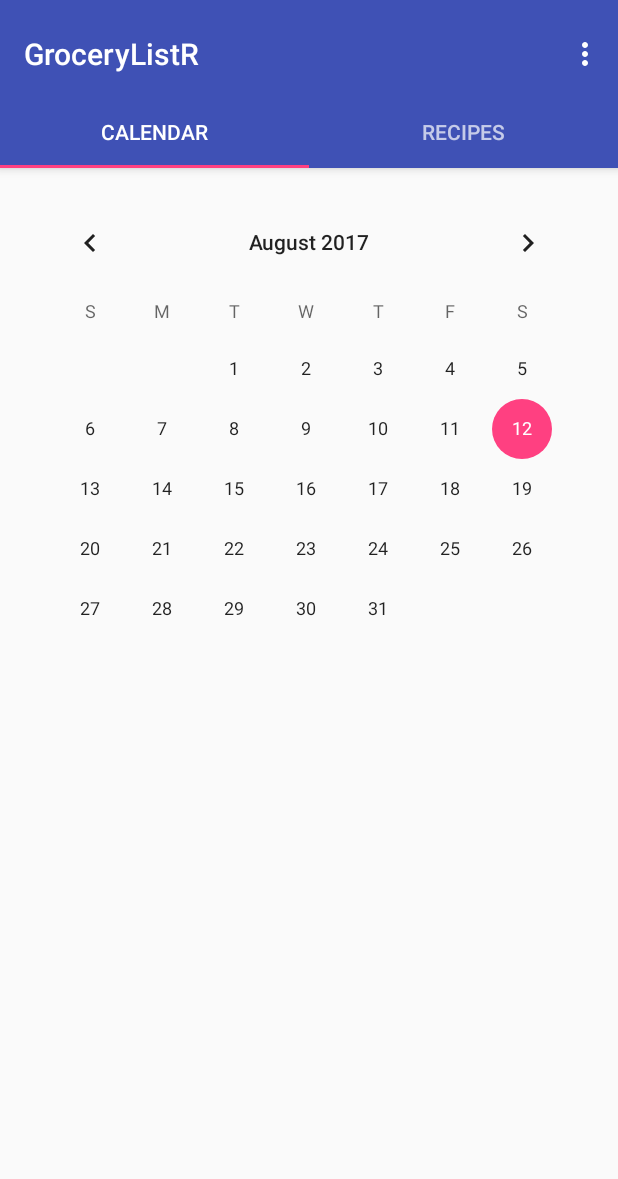
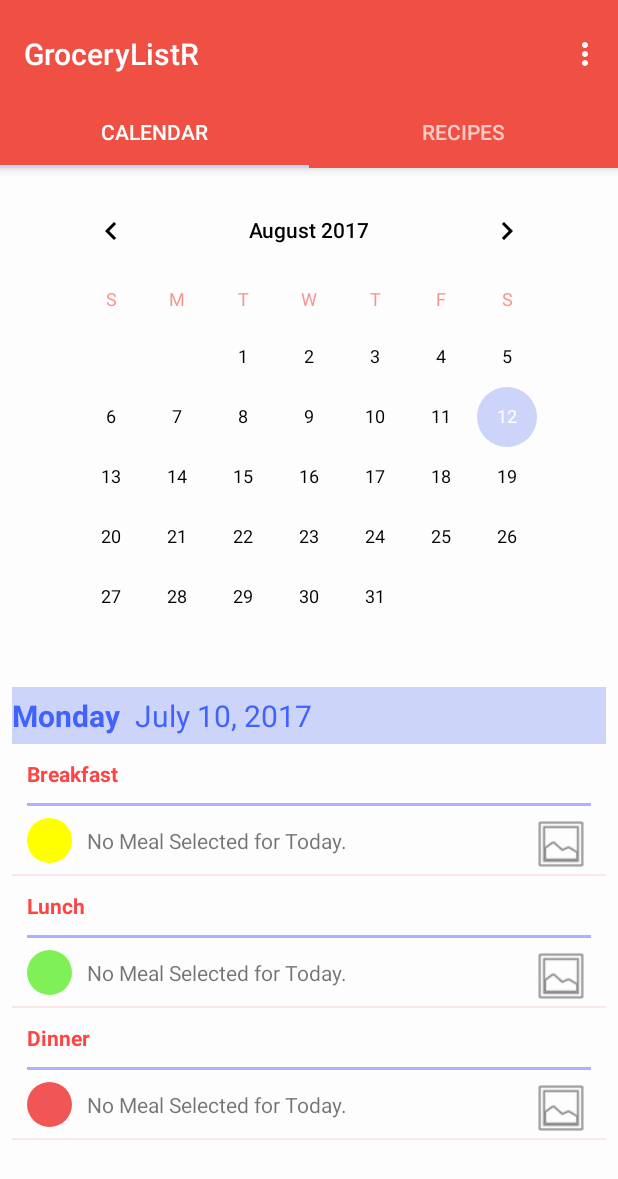
Before and after one commit to tk4218/GroceryListR, an Android app: the screen it shows after launch (MainActivity), on a phone screen of 412 x 824 dp. Shown: the top 1179 px of the screen. Run offline under Robolectric (Android 15) with nearby library versions, the light colour scheme and no system bars.

Commit message:
Changes to recipe and calendar fragments.

```diff
--- a/app/build.gradle
+++ b/app/build.gradle
@@ -2,7 +2,7 @@ apply plugin: 'com.android.application'
 
 android {
     compileSdkVersion 23
-    buildToolsVersion "23.0.2"
+    buildToolsVersion '25.0.0'
 
     defaultConfig {
         applicationId "com.tk4218.grocerylistr"
--- /dev/null
+++ b/app/src/main/java/com/tk4218/grocerylistr/Adapters/CalendarMealAdapter.java
@@ -0,0 +1,73 @@
+package com.tk4218.grocerylistr.Adapters;
+
+import android.content.Context;
+import android.view.LayoutInflater;
+import android.view.View;
+import android.view.ViewGroup;
+import android.widget.BaseAdapter;
+import android.widget.ImageView;
+import android.widget.TextView;
+
+import com.tk4218.grocerylistr.R;
+
+import java.util.ArrayList;
+import java.util.HashMap;
+
+/**
+ * Created by Tk4218 on 8/11/2017.
+ */
+
+public class CalendarMealAdapter extends BaseAdapter {
+
+    private Context mContext;
+    private HashMap<Integer,ArrayList<String>> mCalendarMeals;
+
+    public  CalendarMealAdapter(Context context, HashMap<Integer, ArrayList<String>> calendarMeals){
+        mContext = context;
+        mCalendarMeals = calendarMeals;
+    }
+    @Override
+    public int getCount() {
+        return mCalendarMeals.size();
+    }
+
+    @Override
+    public Object getItem(int position) {
+        return null;
+    }
+
+    @Override
+    public long getItemId(int position) {
+        return 0;
+    }
+
+    @Override
+    public View getView(int position, View convertView, ViewGroup parent) {
+        if (convertView == null){
+            LayoutInflater inflater = (LayoutInflater) mContext.getSystemService(Context.LAYOUT_INFLATER_SERVICE);
+            convertView = inflater.inflate(R.layout.listview_calendar_meals, null);
+        }
+
+        TextView recipeType = (TextView) convertView.findViewById(R.id.calendar_meal_type);
+        recipeType.setText(mCalendarMeals.get(position).get(0));
+
+        TextView recipeName = (TextView) convertView.findViewById(R.id.calendar_recipe_meal);
+        recipeName.setText("No Meal Selected for Today.");
+
+        ImageView recipeTypeImage = (ImageView) convertView.findViewById(R.id.calendar_meal_type_image);
+
+        switch(position){
+            case 0:
+                recipeTypeImage.setImageResource(R.drawable.image_breakfast);
+                break;
+            case 1:
+                recipeTypeImage.setImageResource(R.drawable.image_lunch);
+                break;
+            case 2:
+                recipeTypeImage.setImageResource(R.drawable.image_dinner);
+                break;
+        }
+
+        return convertView;
+    }
+}
--- /dev/null
+++ b/app/src/main/java/com/tk4218/grocerylistr/Adapters/RecipeAdapter.java
@@ -0,0 +1,54 @@
+package com.tk4218.grocerylistr.Adapters;
+
+import android.content.Context;
+import android.view.LayoutInflater;
+import android.view.View;
+import android.view.ViewGroup;
+import android.widget.BaseAdapter;
+import android.widget.TextView;
+
+import com.tk4218.grocerylistr.Model.Recipe;
+import com.tk4218.grocerylistr.R;
+
+import java.util.ArrayList;
+
+/**
+ * Created by Tk4218 on 8/11/2017.
+ */
+
+public class RecipeAdapter extends BaseAdapter {
+    private Context mContext;
+    private ArrayList<Recipe> mRecipes;
+
+    public RecipeAdapter(Context context, ArrayList<Recipe> recipes){
+        mContext = context;
+        mRecipes = recipes;
+    }
+
+    @Override
+    public int getCount() {
+        return mRecipes.size();
+    }
+
+    @Override
+    public Object getItem(int position) {
+        return mRecipes.get(position);
+    }
+
+    @Override
+    public long getItemId(int position) {
+        return 0;
+    }
+
+    @Override
+    public View getView(int position, View convertView, ViewGroup parent) {
+        if (convertView == null){
+            LayoutInflater inflater = (LayoutInflater) mContext.getSystemService(Context.LAYOUT_INFLATER_SERVICE);
+            convertView = inflater.inflate(R.layout.gridview_recipe_, null);
+        }
+
+        TextView recipeName = (TextView) convertView.findViewById(R.id.gridRecipeName);
+        recipeName.setText(mRecipes.get(position).getRecipeName());
+        return convertView;
+    }
+}
--- a/app/src/main/java/com/tk4218/grocerylistr/Fragments/CalendarFragment.java
+++ b/app/src/main/java/com/tk4218/grocerylistr/Fragments/CalendarFragment.java
@@ -5,9 +5,14 @@ import android.support.v4.app.Fragment;
 import android.view.LayoutInflater;
 import android.view.View;
 import android.view.ViewGroup;
+import android.widget.ListView;
 import android.widget.TextView;
 
+import com.tk4218.grocerylistr.Adapters.CalendarMealAdapter;
 import com.tk4218.grocerylistr.R;
+
+import java.util.ArrayList;
+import java.util.HashMap;
 
 public  class CalendarFragment extends Fragment {
     /**
@@ -35,6 +40,25 @@ public  class CalendarFragment extends Fragment {
     public View onCreateView(LayoutInflater inflater, ViewGroup container,
                              Bundle savedInstanceState) {
         View rootView = inflater.inflate(R.layout.fragment_calendar, container, false);
+
+        ListView calendarMeals = (ListView) rootView.findViewById(R.id.listView);
+
+        HashMap<Integer, ArrayList<String>> meals = new HashMap<Integer, ArrayList<String>>();
+
+        ArrayList<String> breakfast = new ArrayList<String>();
+        ArrayList<String> lunch = new ArrayList<String>();
+        ArrayList<String> dinner = new ArrayList<String>();
+
+        breakfast.add("Breakfast");
+        lunch.add("Lunch");
+        dinner.add("Dinner");
+
+        meals.put(0, breakfast);
+        meals.put(1, lunch);
+        meals.put(2, dinner);
+
+        CalendarMealAdapter calendarMealAdapter = new CalendarMealAdapter(getContext(), meals);
+        calendarMeals.setAdapter(calendarMealAdapter);
         return rootView;
     }
 }
--- a/app/src/main/java/com/tk4218/grocerylistr/Fragments/RecipeFragment.java
+++ b/app/src/main/java/com/tk4218/grocerylistr/Fragments/RecipeFragment.java
@@ -7,8 +7,16 @@ import android.support.v4.app.Fragment;
 import android.view.LayoutInflater;
 import android.view.View;
 import android.view.ViewGroup;
+import android.widget.GridView;
 import android.widget.TextView;
+
+import com.tk4218.grocerylistr.Adapters.RecipeAdapter;
+import com.tk4218.grocerylistr.Model.Ingredient;
+import com.tk4218.grocerylistr.Model.Recipe;
 import com.tk4218.grocerylistr.R;
+
+import java.util.ArrayList;
+import java.util.Date;
 
 
 public  class RecipeFragment extends Fragment {
@@ -18,7 +26,10 @@ public  class RecipeFragment extends Fragment {
      */
     private static final String ARG_SECTION_NUMBER = "section_number";
 
+    private GridView mRecipeGridView;
+
     public RecipeFragment() {
+
     }
 
     /**
@@ -35,6 +46,19 @@ public  class RecipeFragment extends Fragment {
                              Bundle savedInstanceState) {
         View rootView = inflater.inflate(R.layout.fragment_recipe, container, false);
 
+        /*********************************
+         *  Set recipes on grid view
+         *********************************/
+        ArrayList<Recipe> recipes = setRecipes();
+
+        RecipeAdapter adapter = new RecipeAdapter(getContext(), recipes);
+        mRecipeGridView = (GridView) rootView.findViewById(R.id.recipeGridView);
+        mRecipeGridView.setAdapter(adapter);
+
+
+        /**********************************
+        Set floating action button action
+         **********************************/
         FloatingActionButton fab = (FloatingActionButton)rootView.findViewById(R.id.fab);
         fab.setOnClickListener(new View.OnClickListener() {
             @Override
@@ -43,6 +67,25 @@ public  class RecipeFragment extends Fragment {
                         .setAction("Action", null).show();
             }
         });
+
+
         return rootView;
     }
+
+    /*
+     * This is used to populate test data into gridview. this can be removes when connection to
+     * database is finished.
+     */
+    private ArrayList<Recipe> setRecipes(){
+        ArrayList<Recipe> recipes = new ArrayList<Recipe>();
+        recipes.add(new Recipe(1, "Spaghetti", "", "", false, new Date(), new Date(), new ArrayList<Ingredient>()));
+        recipes.add(new Recipe(2, "Burgers", "", "", false, new Date(), new Date(), new ArrayList<Ingredient>()));
+        recipes.add(new Recipe(3, "Fried Chicken", "", "", false, new Date(), new Date(), new ArrayList<Ingredient>()));
+        recipes.add(new Recipe(4, "Chicken Puff Pastries", "", "", false, new Date(), new Date(), new ArrayList<Ingredient>()));
+        recipes.add(new Recipe(5, "Steak and Asparagus", "", "", false, new Date(), new Date(), new ArrayList<Ingredient>()));
+        recipes.add(new Recipe(6, "Orange Chicken", "", "", false, new Date(), new Date(), new ArrayList<Ingredient>()));
+        recipes.add(new Recipe(7, "That One Recipe That We All Really Like", "", "", false, new Date(), new Date(), new ArrayList<Ingredient>()));
+        recipes.add(new Recipe(8, "More Food", "", "", false, new Date(), new Date(), new ArrayList<Ingredient>()));
+        return  recipes;
+    }
 }
--- a/app/src/main/java/com/tk4218/grocerylistr/MainActivity.java
+++ b/app/src/main/java/com/tk4218/grocerylistr/MainActivity.java
@@ -1,8 +1,6 @@
 package com.tk4218.grocerylistr;
 
 import android.support.design.widget.TabLayout;
-import android.support.design.widget.FloatingActionButton;
-import android.support.design.widget.Snackbar;
 import android.support.v7.app.AppCompatActivity;
 import android.support.v7.widget.Toolbar;
 
@@ -11,7 +9,6 @@ import android.support.v4.view.ViewPager;
 import android.os.Bundle;
 import android.view.Menu;
 import android.view.MenuItem;
-import android.view.View;
 
 import com.tk4218.grocerylistr.Adapters.MainViewPagerAdapter;
 
@@ -39,6 +36,7 @@ public class MainActivity extends AppCompatActivity {
 
         Toolbar toolbar = (Toolbar) findViewById(R.id.toolbar);
         setSupportActionBar(toolbar);
+
         // Create the adapter that will return a fragment for each of the three
         // primary sections of the activity.
         mMainViewPagerAdapter = new MainViewPagerAdapter(getSupportFragmentManager());
--- a/app/src/main/java/com/tk4218/grocerylistr/Model/Recipe.java
+++ b/app/src/main/java/com/tk4218/grocerylistr/Model/Recipe.java
@@ -1,6 +1,7 @@
 package com.tk4218.grocerylistr.Model;
 
 import java.util.ArrayList;
+import java.util.Date;
 
 /**
  * Created by tk4218 on 4/30/2017.
@@ -11,10 +12,24 @@ public class Recipe {
     private String recipeName;
     private String mealType;
     private String mealStyle;
+    private boolean favorite;
+    private Date lastMade;
+    private Date when;
     private ArrayList<Ingredient> ingredients;
 
     public Recipe(int RecipeKey){
+        //TODO: write query to retrieve recipe from tableRecipe
+    }
 
+    public Recipe (int recipeKey, String recipeName, String mealType, String mealStyle, boolean favorite, Date lastMade, Date when, ArrayList<Ingredient> ingredients){
+        setRecipeKey(recipeKey);
+        setRecipeName(recipeName);
+        setMealType(mealType);
+        setMealStyle(mealStyle);
+        setFavorite(favorite);
+        setLastMade(lastMade);
+        setWhen(when);
+        setIngredients(ingredients);
     }
 
     public int getRecipeKey(){
@@ -49,9 +64,24 @@ public class Recipe {
         this.mealStyle = mealStyle;
     }
 
+    public boolean getFavorite(){ return favorite; }
+
+    public void setFavorite(boolean favorite) { this.favorite = favorite; }
+
+    public Date getLastMade(){ return lastMade; }
+
+    public void setLastMade(Date lastMade){ this.lastMade = lastMade; }
+
+    public Date getWhen() { return when; }
+
+    public void setWhen(Date when){ this.when = when; }
+
     public ArrayList<Ingredient> getIngredients(){
         return ingredients;
     }
+
+    public void setIngredients(ArrayList<Ingredient> ingredients) {this.ingredients = ingredients; }
+
     public void addIngredient(Ingredient ingredient){
         ingredients.add(ingredient);
     }
--- /dev/null
+++ b/app/src/main/res/drawable/image_breakfast.xml
@@ -0,0 +1,11 @@
+<?xml version="1.0" encoding="utf-8"?>
+<shape xmlns:android="http://schemas.android.com/apk/res/android"
+             android:shape="oval">
+
+    <solid
+        android:color="#ffff00"/>
+
+    <size
+        android:height="60dp"
+        android:width="60dp"/>
+</shape>
--- /dev/null
+++ b/app/src/main/res/drawable/image_dinner.xml
@@ -0,0 +1,11 @@
+<?xml version="1.0" encoding="utf-8"?>
+<shape xmlns:android="http://schemas.android.com/apk/res/android"
+    android:shape="oval">
+
+    <solid
+        android:color="#f15656"/>
+
+    <size
+        android:height="60dp"
+        android:width="60dp"/>
+</shape>
--- /dev/null
+++ b/app/src/main/res/drawable/image_divider_light_blue.xml
@@ -0,0 +1,9 @@
+<?xml version="1.0" encoding="utf-8"?>
+<shape xmlns:android="http://schemas.android.com/apk/res/android"
+    android:shape="rectangle">
+
+    <size
+        android:height="1dp" />
+    <solid
+        android:color="#b0b0ff"/>
+</shape>
--- /dev/null
+++ b/app/src/main/res/drawable/image_lunch.xml
@@ -0,0 +1,11 @@
+<?xml version="1.0" encoding="utf-8"?>
+<shape xmlns:android="http://schemas.android.com/apk/res/android"
+    android:shape="oval">
+
+    <solid
+        android:color="#7ff156"/>
+
+    <size
+        android:height="60dp"
+        android:width="60dp"/>
+</shape>
--- a/app/src/main/res/layout/activity_main.xml
+++ b/app/src/main/res/layout/activity_main.xml
@@ -36,6 +36,7 @@
         android:id="@+id/container"
         android:layout_width="match_parent"
         android:layout_height="match_parent"
+        android:layout_marginBottom="55dp"
         app:layout_behavior="@string/appbar_scrolling_view_behavior" />
 
 </android.support.design.widget.CoordinatorLayout>
--- a/app/src/main/res/layout/fragment_calendar.xml
+++ b/app/src/main/res/layout/fragment_calendar.xml
@@ -8,13 +8,55 @@
     android:paddingTop="@dimen/activity_vertical_margin"
     tools:context="com.tk4218.grocerylistr.Fragments.CalendarFragment">
 
+
     <CalendarView
+        android:id="@+id/calendarView"
+        android:layout_width="wrap_content"
+        android:layout_height="wrap_content"
+        android:layout_alignParentTop="true"
+        android:layout_centerHorizontal="true" />
+
+
+    <GridLayout
         android:layout_width="match_parent"
         android:layout_height="wrap_content"
-        android:id="@+id/calendarView"
         android:layout_alignParentLeft="true"
-        android:layout_alignParentStart="true" />
+        android:layout_alignParentStart="true"
+        android:layout_below="@+id/calendarView"
+        android:background="@color/colorAccent"
+        android:id="@+id/gridLayout">
 
+        <TextView
+            android:id="@+id/weekdaySelected"
+            android:layout_width="wrap_content"
+            android:layout_height="wrap_content"
+            android:paddingTop="5dp"
+            android:paddingBottom="5dp"
+            android:text="Monday"
+            android:textColor="@color/colorTextAlternate"
+            android:textSize="20sp"
+            android:textStyle="bold" />
 
+        <TextView
+            android:id="@+id/dateSelected"
+            android:layout_width="wrap_content"
+            android:layout_height="wrap_content"
+            android:layout_marginLeft="10dp"
+            android:layout_marginStart="10dp"
+            android:paddingBottom="5dp"
+            android:paddingTop="5dp"
+            android:text="July 10, 2017"
+            android:textColor="@color/colorTextAlternate"
+            android:textSize="20sp" />
+    </GridLayout>
+
+    <ListView
+        android:id="@+id/listView"
+        android:layout_height="wrap_content"
+        android:layout_width="match_parent"
+        android:layout_alignParentBottom="true"
+        android:layout_alignParentLeft="true"
+        android:layout_alignParentStart="true"
+        android:layout_below="@+id/gridLayout" />
 
 </RelativeLayout>
--- a/app/src/main/res/layout/fragment_recipe.xml
+++ b/app/src/main/res/layout/fragment_recipe.xml
@@ -4,29 +4,32 @@
     android:layout_width="match_parent"
     android:layout_height="match_parent"
     xmlns:app="http://schemas.android.com/apk/res-auto"
-    android:paddingBottom="@dimen/activity_vertical_margin"
-    android:paddingRight="@dimen/activity_horizontal_margin"
-    android:paddingTop="@dimen/activity_vertical_margin"
     tools:context="com.tk4218.grocerylistr.Fragments.RecipeFragment">
 
+
+    <GridView
+        android:id="@+id/recipeGridView"
+        android:layout_width="match_parent"
+        android:layout_height="match_parent"
+        android:horizontalSpacing="2dp"
+        android:verticalSpacing="2dp"
+        android:numColumns="2"
+        android:layout_alignParentTop="true"
+        android:layout_alignParentLeft="true"
+        android:layout_alignParentStart="true" />
 
     <android.support.design.widget.FloatingActionButton
         android:id="@+id/fab"
         android:layout_width="wrap_content"
         android:layout_height="wrap_content"
-        android:layout_gravity="end|bottom"
+        android:layout_alignParentBottom="true"
+        android:layout_alignParentEnd="true"
+        android:layout_alignParentRight="true"
+        android:layout_marginBottom="20dp"
+        android:layout_marginRight="20dp"
+        android:background="#fd0000"
+        android:baselineAlignBottom="false"
         android:src="@android:drawable/ic_input_add"
-        android:background="#fd0000"
-        app:backgroundTint="#fb0303"
-        android:layout_alignParentBottom="true"
-        android:layout_alignParentRight="true"
-        android:layout_alignParentEnd="true" />
-
-    <GridLayout
-        android:layout_width="match_parent"
-        android:layout_height="match_parent"
-        android:layout_alignParentTop="true"
-        android:layout_alignParentLeft="true"
-        android:layout_alignParentStart="true"/>
+        app:backgroundTint="#fb0303" />
 
 </RelativeLayout>
--- /dev/null
+++ b/app/src/main/res/layout/gridview_recipe_.xml
@@ -0,0 +1,66 @@
+<?xml version="1.0" encoding="utf-8"?>
+<RelativeLayout xmlns:android="http://schemas.android.com/apk/res/android"
+    xmlns:app="http://schemas.android.com/apk/res-auto"
+    xmlns:tools="http://schemas.android.com/tools"
+    android:layout_width="wrap_content"
+    android:layout_height="wrap_content"
+    android:background="?attr/colorControlHighlight">
+
+    <TextView
+        android:id="@+id/gridRecipeName"
+        android:layout_width="wrap_content"
+        android:layout_height="wrap_content"
+        android:layout_alignParentTop="true"
+        android:layout_centerHorizontal="true"
+        android:layout_marginBottom="8dp"
+        android:text="TextView"
+        android:textAlignment="center"
+        android:textSize="16sp" />
+
+    <ImageView
+        android:id="@+id/gridRecipeImage"
+        android:layout_width="match_parent"
+        android:layout_height="180dp"
+        android:layout_alignParentLeft="true"
+        android:layout_alignParentStart="true"
+        android:layout_below="@+id/gridRecipeName"
+        android:contentDescription="@string/app_name"
+        android:src="@android:drawable/ic_menu_gallery"
+        tools:ignore="ContentDescription" />
+
+    <LinearLayout
+        android:layout_width="match_parent"
+        android:layout_height="wrap_content"
+        android:layout_below="@+id/gridRecipeImage"
+        android:layout_marginBottom="10dp"
+        android:orientation="horizontal">
+
+        <ImageButton
+            android:id="@+id/gridFavorite"
+            android:layout_width="wrap_content"
+            android:layout_height="match_parent"
+            android:layout_alignParentLeft="true"
+            android:layout_alignParentStart="true"
+            android:layout_weight="1"
+            android:background="@android:color/transparent"
+            android:src="@android:drawable/btn_star" />
+
+        <ImageButton
+            android:id="@+id/gridSchedule"
+            android:layout_width="wrap_content"
+            android:layout_height="match_parent"
+            android:layout_weight="1"
+            android:background="@android:color/transparent"
+            android:src="@android:drawable/ic_menu_today" />
+
+        <ImageButton
+            android:id="@+id/gridEdit"
+            android:layout_width="wrap_content"
+            android:layout_height="wrap_content"
+            android:layout_weight="1"
+            android:background="@android:color/transparent"
+            android:src="@android:drawable/ic_menu_edit" />
+
+    </LinearLayout>
+
+</RelativeLayout>
--- /dev/null
+++ b/app/src/main/res/layout/listview_calendar_meals.xml
@@ -0,0 +1,61 @@
+<?xml version="1.0" encoding="utf-8"?>
+<RelativeLayout xmlns:android="http://schemas.android.com/apk/res/android"
+    xmlns:app="http://schemas.android.com/apk/res-auto"
+    android:layout_width="match_parent" android:layout_height="match_parent">
+
+    <TextView
+        android:id="@+id/calendar_meal_type"
+        android:layout_width="wrap_content"
+        android:layout_height="wrap_content"
+        android:layout_marginBottom="10dp"
+        android:layout_marginEnd="14dp"
+        android:layout_marginLeft="10dp"
+        android:layout_marginRight="14dp"
+        android:layout_marginStart="10dp"
+        android:layout_marginTop="10dp"
+        android:text="TextView"
+        android:textColor="@android:color/holo_red_light"
+        android:textStyle="bold" />
+
+    <ImageView
+        android:id="@+id/calendar_meal_divider"
+        android:layout_width="match_parent"
+        android:layout_height="2dp"
+        android:layout_below="@+id/calendar_meal_type"
+        android:layout_marginBottom="5dp"
+        android:layout_marginLeft="10dp"
+        android:layout_marginRight="10dp"
+        android:src="@drawable/image_divider_light_blue" />
+
+    <ImageView
+        android:id="@+id/calendar_meal_type_image"
+        android:layout_width="30dp"
+        android:layout_height="30dp"
+        android:layout_alignLeft="@+id/calendar_meal_divider"
+        android:layout_alignStart="@+id/calendar_meal_divider"
+        android:layout_alignTop="@+id/calendar_meal_divider"
+        android:layout_marginTop="10dp"
+        android:src="@drawable/image_breakfast" />
+
+    <TextView
+        android:id="@+id/calendar_recipe_meal"
+        android:layout_width="wrap_content"
+        android:layout_height="wrap_content"
+        android:layout_alignBottom="@+id/calendar_meal_type_image"
+        android:layout_marginBottom="5dp"
+        android:layout_marginLeft="10dp"
+        android:layout_toEndOf="@+id/calendar_meal_type_image"
+        android:layout_toRightOf="@+id/calendar_meal_type_image"
+        android:text="TextView" />
+
+    <ImageView
+        android:id="@+id/imageView3"
+        android:layout_width="40dp"
+        android:layout_height="40dp"
+        android:layout_alignParentEnd="true"
+        android:layout_below="@+id/calendar_meal_divider"
+        android:layout_marginEnd="10dp"
+        android:layout_marginRight="10dp"
+        android:src="@android:drawable/ic_menu_gallery" />
+
+</RelativeLayout>
--- a/app/src/main/res/values-v21/styles.xml
+++ b/app/src/main/res/values-v21/styles.xml
@@ -6,4 +6,15 @@
         <item name="android:windowDrawsSystemBarBackgrounds">true</item>
         <item name="android:statusBarColor">@android:color/transparent</item>
     </style>
+
+    <style name="AppTheme" parent="Theme.AppCompat.Light.DarkActionBar">
+        <!-- Customize your theme here. -->
+        <item name="colorPrimary">@color/colorPrimary</item>
+        <item name="colorPrimaryDark">@color/colorPrimaryDark</item>
+        <item name="colorAccent">@color/colorAccent</item>
+        <item name="android:colorForeground">@color/colorPrimary</item>
+        <item name="android:navigationBarColor">@android:color/black</item>
+        <item name="android:colorBackground">@color/background_material_light</item>
+        <item name="android:textColorPrimary">@android:color/primary_text_light</item>
+    </style>
 </resources>
--- a/app/src/main/res/values/colors.xml
+++ b/app/src/main/res/values/colors.xml
@@ -1,6 +1,8 @@
 <?xml version="1.0" encoding="utf-8"?>
 <resources>
-    <color name="colorPrimary">#3F51B5</color>
-    <color name="colorPrimaryDark">#303F9F</color>
-    <color name="colorAccent">#FF4081</color>
+    <color name="colorPrimary">#f04f43</color>
+    <color name="colorPrimaryDark">#bc2927</color>
+    <color name="colorAccent">#ccd4f9</color>
+    <color name="colorTextAlternate">#4163fc</color>
+    <color name="background_material_light">#fdfdfd</color>
 </resources>
--- a/app/src/main/res/values/dimens.xml
+++ b/app/src/main/res/values/dimens.xml
@@ -1,7 +1,7 @@
 <resources>
     <!-- Default screen margins, per the Android Design guidelines. -->
-    <dimen name="activity_horizontal_margin">16dp</dimen>
-    <dimen name="activity_vertical_margin">16dp</dimen>
-    <dimen name="fab_margin">16dp</dimen>
+    <dimen name="activity_horizontal_margin">8dp</dimen>
+    <dimen name="activity_vertical_margin">8dp</dimen>
+    <dimen name="fab_margin">8dp</dimen>
     <dimen name="appbar_padding_top">8dp</dimen>
 </resources>
--- a/app/src/main/res/values/styles.xml
+++ b/app/src/main/res/values/styles.xml
@@ -6,6 +6,9 @@
         <item name="colorPrimary">@color/colorPrimary</item>
         <item name="colorPrimaryDark">@color/colorPrimaryDark</item>
         <item name="colorAccent">@color/colorAccent</item>
+        <item name="android:colorForeground">@color/colorPrimary</item>
+        <item name="android:colorBackground">@color/background_material_light</item>
+        <item name="android:textColorPrimary">@android:color/primary_text_light</item>
     </style>
 
     <style name="AppTheme.NoActionBar">
```
